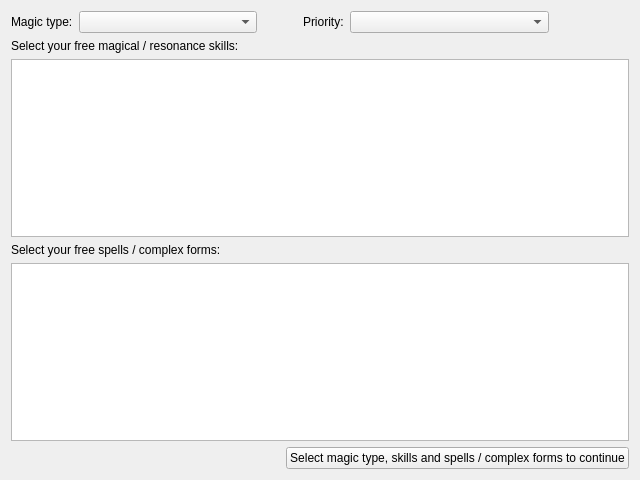
First picture: the form in SR5-Shaman/ui/character/tabs/chareditmagictab.ui, repository TheSHEEEP/SR5-Shaman, before the edit.
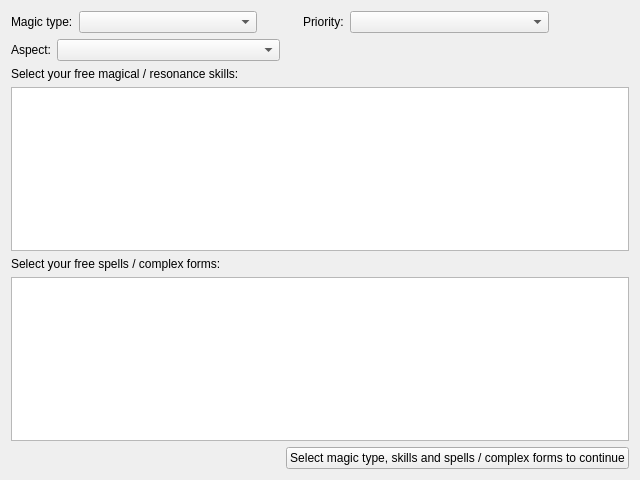
Second picture: the form after the edit.

Patch:
```diff
--- a/SR5-Shaman/ui/character/tabs/chareditmagictab.ui
+++ b/SR5-Shaman/ui/character/tabs/chareditmagictab.ui
@@ -114,6 +114,67 @@
      </item>
     </layout>
    </item>
+   <item>
+    <layout class="QHBoxLayout" name="layoutAspected">
+     <item>
+      <layout class="QHBoxLayout" name="horizontalLayout_5">
+       <item>
+        <widget class="QLabel" name="lblAspect">
+         <property name="sizePolicy">
+          <sizepolicy hsizetype="Maximum" vsizetype="Preferred">
+           <horstretch>20</horstretch>
+           <verstretch>0</verstretch>
+          </sizepolicy>
+         </property>
+         <property name="text">
+          <string>Aspect:</string>
+         </property>
+        </widget>
+       </item>
+       <item>
+        <widget class="QComboBox" name="comboBox">
+         <property name="sizePolicy">
+          <sizepolicy hsizetype="Preferred" vsizetype="Fixed">
+           <horstretch>40</horstretch>
+           <verstretch>0</verstretch>
+          </sizepolicy>
+         </property>
+        </widget>
+       </item>
+       <item>
+        <spacer name="horizontalSpacer_6">
+         <property name="orientation">
+          <enum>Qt::Horizontal</enum>
+         </property>
+         <property name="sizeHint" stdset="0">
+          <size>
+           <width>40</width>
+           <height>20</height>
+          </size>
+         </property>
+        </spacer>
+       </item>
+      </layout>
+     </item>
+     <item>
+      <layout class="QHBoxLayout" name="horizontalLayout_6">
+       <item>
+        <spacer name="horizontalSpacer_5">
+         <property name="orientation">
+          <enum>Qt::Horizontal</enum>
+         </property>
+         <property name="sizeHint" stdset="0">
+          <size>
+           <width>40</width>
+           <height>20</height>
+          </size>
+         </property>
+        </spacer>
+       </item>
+      </layout>
+     </item>
+    </layout>
+   </item>
    <item>
     <layout class="QVBoxLayout" name="verticalLayout_2">
      <item>
```
Left out of the diff: 2 changed lines with no effect on the pictures.
